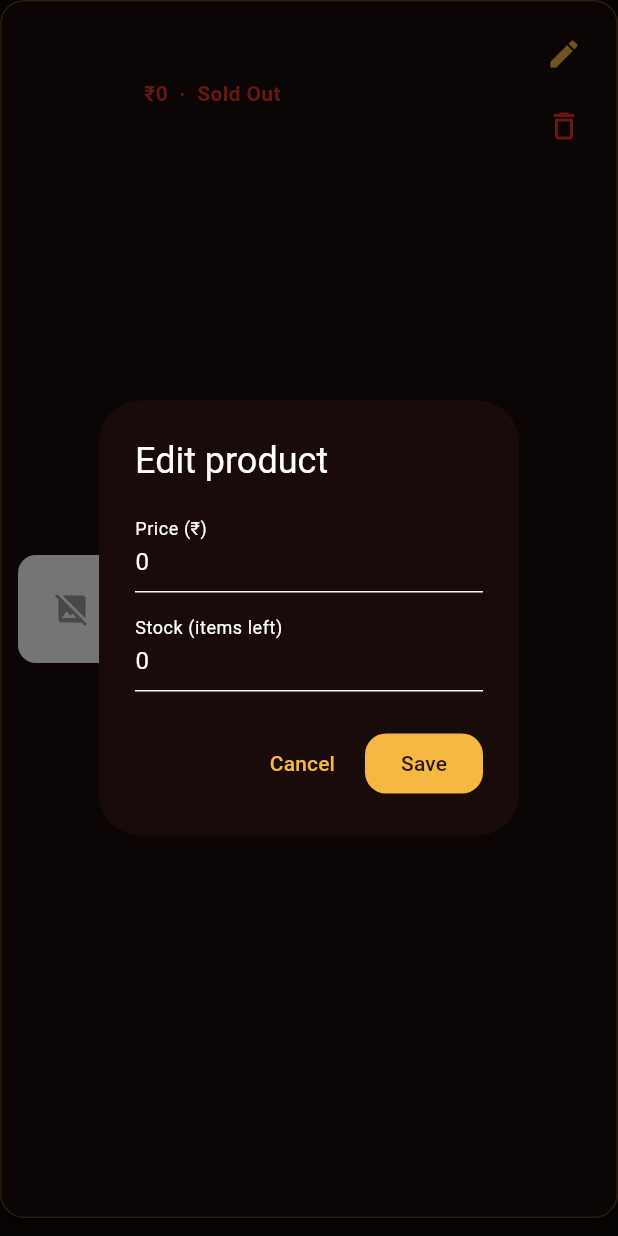
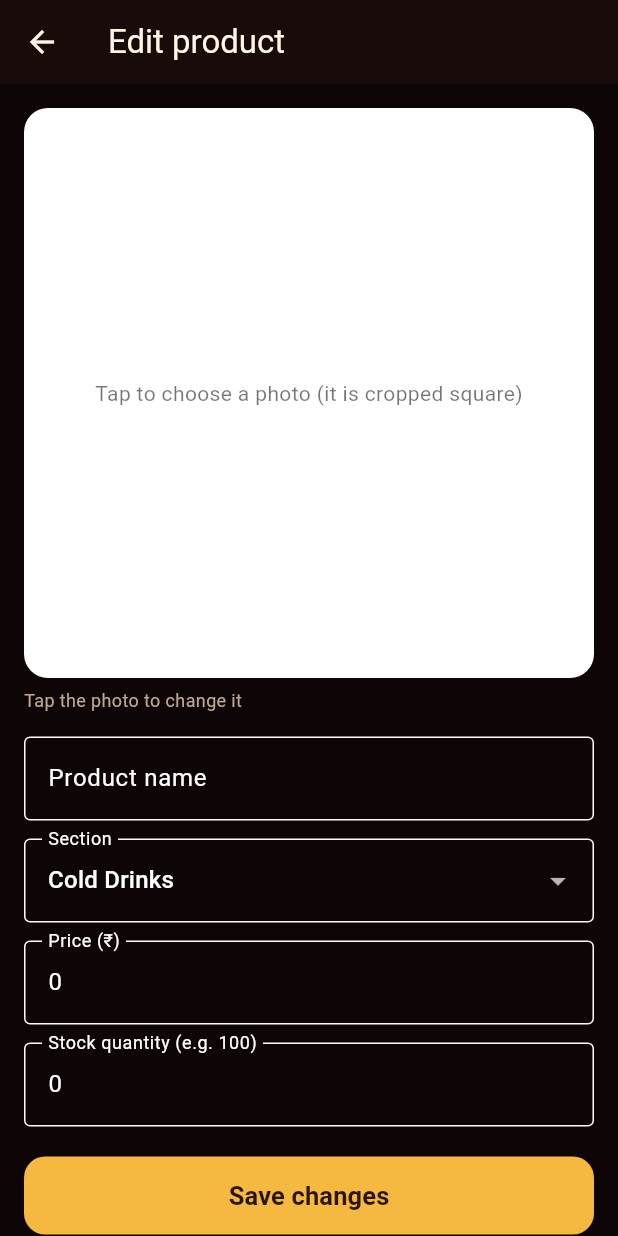
Before and after one commit to mjoopersonal-debug/Shafaz-Grand-Canteen, a Flutter app: the _ProductTile widget shown alone on an empty page, opened directly with empty values, after a tap on the "edit" icon, on a phone screen of 412 x 824 dp. Run offline on Flutter 3.47's test engine with Material 3 defaults, Android fonts, the phone set to English and light mode, and no system bars; our stand-ins replace cloud_firestore, firebase_auth, firebase_core, image_picker, permission_handler; missing offline and left inert: alarm, flutter_foreground_task; accounts and stored records are empty.

Commit message:
Refactor product screen to use ProductFormScreen
Refactor product management by replacing AddProductScreen with ProductFormScreen for both adding and editing products. Update navigation and UI elements accordingly.

```diff
--- a/lib/products_screen.dart
+++ b/lib/products_screen.dart
@@ -31,7 +31,7 @@ class ProductsScreen extends StatelessWidget {
         label: const Text('Add product'),
         onPressed: () => Navigator.push(
           context,
-          MaterialPageRoute(builder: (_) => const AddProductScreen()),
+          MaterialPageRoute(builder: (_) => const ProductFormScreen()),
         ),
       ),
       body: StreamBuilder<QuerySnapshot>(
@@ -57,51 +57,6 @@ class ProductsScreen extends StatelessWidget {
 class _ProductTile extends StatelessWidget {
   final QueryDocumentSnapshot doc;
   const _ProductTile({required this.doc});
-
-  Future<void> _edit(BuildContext context, Map<String, dynamic> d) async {
-    final priceC = TextEditingController(text: '${d['price'] ?? ''}');
-    final stockC = TextEditingController(text: '${d['stock'] ?? ''}');
-    final ok = await showDialog<bool>(
-      context: context,
-      builder: (ctx) => AlertDialog(
-        title: const Text('Edit product'),
-        content: Column(
-          mainAxisSize: MainAxisSize.min,
-          children: [
-            TextField(
-              controller: priceC,
-              keyboardType: TextInputType.number,
-              decoration: const InputDecoration(labelText: 'Price (₹)'),
-            ),
-            const SizedBox(height: 10),
-            TextField(
-              controller: stockC,
-              keyboardType: TextInputType.number,
-              decoration: const InputDecoration(labelText: 'Stock (items left)'),
-            ),
-          ],
-        ),
-        actions: [
-          TextButton(onPressed: () => Navigator.pop(ctx, false), child: const Text('Cancel')),
-          FilledButton(onPressed: () => Navigator.pop(ctx, true), child: const Text('Save')),
-        ],
-      ),
-    );
-    final price = int.tryParse(priceC.text.trim());
-    final stock = int.tryParse(stockC.text.trim());
-    priceC.dispose();
-    stockC.dispose();
-    if (ok != true) return;
-    if (price == null || stock == null || stock < 0) {
-      if (context.mounted) {
-        ScaffoldMessenger.of(context).showSnackBar(
-          const SnackBar(content: Text('Enter a valid price and stock.')),
-        );
-      }
-      return;
-    }
-    await doc.reference.update({'price': price, 'stock': stock});
-  }
 
   Future<void> _delete(BuildContext context, String name) async {
     final ok = await showDialog<bool>(
@@ -129,6 +84,7 @@ class _ProductTile extends StatelessWidget {
     final price = d['price'] ?? 0;
     final section = (d['section'] ?? '').toString();
     final stock = d['stock'] is num ? (d['stock'] as num).toInt() : 0;
+    final sold = d['sold'] is num ? (d['sold'] as num).toInt() : 0;
     final photo = bytesFrom(d['photo']);
     final soldOut = stock <= 0;
 
@@ -160,6 +116,7 @@ class _ProductTile extends StatelessWidget {
                     '₹$price  ·  ${soldOut ? 'Sold Out' : '$stock left'}',
                     style: TextStyle(color: soldOut ? redAccent : gold, fontWeight: FontWeight.w600),
                   ),
+                  if (sold > 0) Text('$sold sold', style: const TextStyle(color: mutedCol, fontSize: 12)),
                 ],
               ),
             ),
@@ -167,7 +124,10 @@ class _ProductTile extends StatelessWidget {
               children: [
                 IconButton(
                   icon: const Icon(Icons.edit, color: gold),
-                  onPressed: () => _edit(context, d),
+                  onPressed: () => Navigator.push(
+                    context,
+                    MaterialPageRoute(builder: (_) => ProductFormScreen(doc: doc)),
+                  ),
                 ),
                 IconButton(
                   icon: const Icon(Icons.delete_outline, color: redAccent),
@@ -182,13 +142,15 @@ class _ProductTile extends StatelessWidget {
   }
 }
 
-class AddProductScreen extends StatefulWidget {
-  const AddProductScreen({super.key});
+// Used for both adding a new product and editing an existing one
+class ProductFormScreen extends StatefulWidget {
+  final QueryDocumentSnapshot? doc;
+  const ProductFormScreen({super.key, this.doc});
   @override
-  State<AddProductScreen> createState() => _AddProductState();
+  State<ProductFormScreen> createState() => _ProductFormState();
 }
 
-class _AddProductState extends State<AddProductScreen> {
+class _ProductFormState extends State<ProductFormScreen> {
   final _name = TextEditingController();
   final _price = TextEditingController();
   final _stock = TextEditingController();
@@ -197,6 +159,26 @@ class _AddProductState extends State<AddProductScreen> {
   Uint8List? _preview;
   bool _busy = false;
   String? _error;
+
+  bool get _editing => widget.doc != null;
+
+  @override
+  void initState() {
+    super.initState();
+    final d = widget.doc?.data() as Map<String, dynamic>?;
+    if (d != null) {
+      _name.text = (d['name'] ?? '').toString();
+      _price.text = '${d['price'] ?? ''}';
+      _stock.text = '${d['stock'] ?? ''}';
+      final s = (d['section'] ?? '').toString();
+      if (sections.contains(s)) _section = s;
+      final p = d['photo'];
+      if (p is String && p.isNotEmpty) {
+        _photo = p;
+        _preview = bytesFrom(p);
+      }
+    }
+  }
 
   @override
   void dispose() {
@@ -264,13 +246,18 @@ class _AddProductState extends State<AddProductScreen> {
       _error = null;
     });
     try {
-      await FirebaseFirestore.instance.collection('products').add({
+      final data = {
         'name': name,
         'price': price,
         'section': _section,
         'stock': stock,
         'photo': _photo,
-      });
+      };
+      if (_editing) {
+        await widget.doc!.reference.update(data);
+      } else {
+        await FirebaseFirestore.instance.collection('products').add(data);
+      }
       if (mounted) Navigator.pop(context);
     } catch (e) {
       _fail('Could not save: $e');
@@ -281,7 +268,7 @@ class _AddProductState extends State<AddProductScreen> {
   Widget build(BuildContext context) {
     final boxSize = MediaQuery.of(context).size.width - 32;
     return Scaffold(
-      appBar: AppBar(title: const Text('Add product')),
+      appBar: AppBar(title: Text(_editing ? 'Edit product' : 'Add product')),
       body: ListView(
         padding: const EdgeInsets.all(16),
         children: [
@@ -303,6 +290,11 @@ class _AddProductState extends State<AddProductScreen> {
                     ),
             ),
           ),
+          if (_editing)
+            const Padding(
+              padding: EdgeInsets.only(top: 6),
+              child: Text('Tap the photo to change it', style: TextStyle(color: mutedCol, fontSize: 12)),
+            ),
           const SizedBox(height: 16),
           TextField(
             controller: _name,
@@ -337,7 +329,7 @@ class _AddProductState extends State<AddProductScreen> {
             height: 52,
             child: FilledButton(
               onPressed: _busy ? null : _save,
-              child: Text(_busy ? 'Saving...' : 'Save product',
+              child: Text(_busy ? 'Saving...' : (_editing ? 'Save changes' : 'Save product'),
                   style: const TextStyle(fontSize: 17, fontWeight: FontWeight.bold)),
             ),
           ),
```
